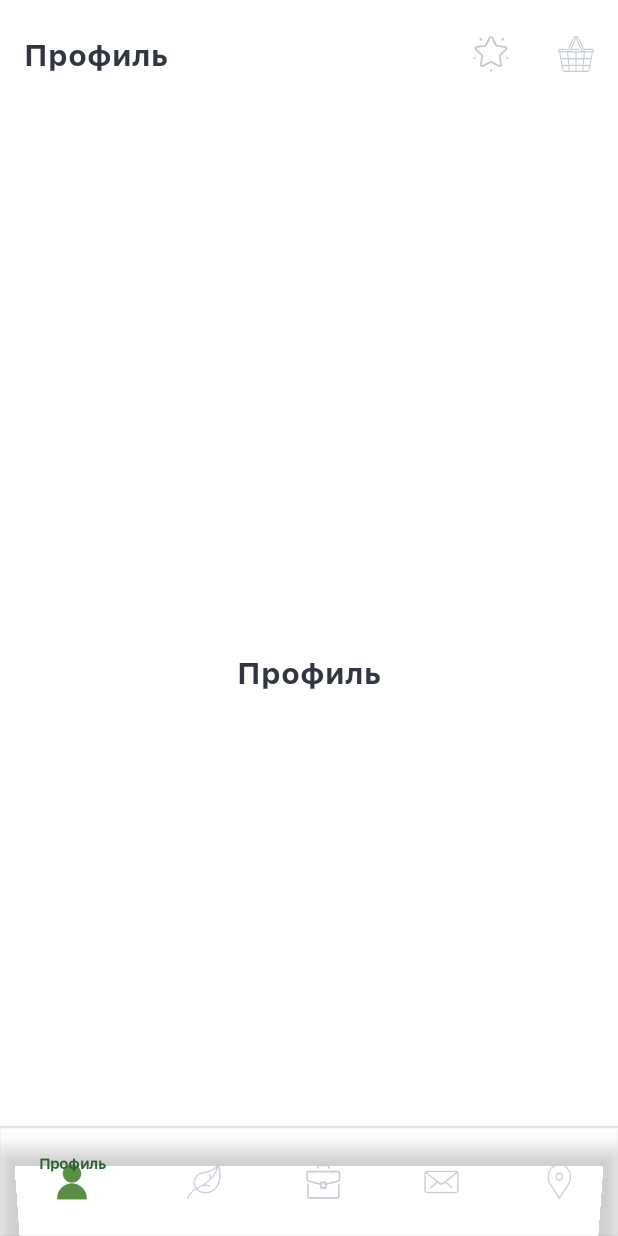
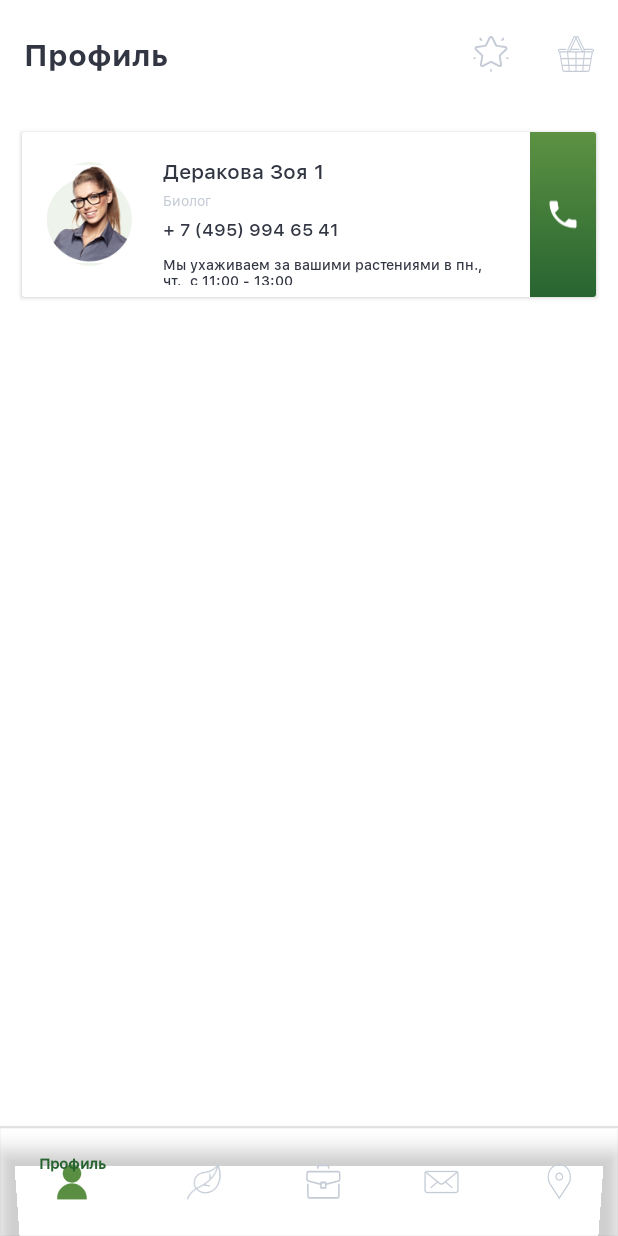
Before and after one commit to epifanov-lab/GreenPremium, an Android app: the ProfileFragment screen opened directly, with no data from a screen before it, on a phone screen of 412 x 824 dp. Run offline under Robolectric (Android 15) with nearby library versions, the phone set to English and light mode, and no system bars; plain views replace RealtimeBlurView.

Commit message:
profile st.1: ContactItem view & layout, contacts carousel

```diff
--- /dev/null
+++ b/app/src/main/java/com/lab/greenpremium/data/entity/Contact.kt
@@ -0,0 +1,4 @@
+package com.lab.greenpremium.data.entity
+
+
+data class Contact(val name: String, val post: String, val phone: String, val info: String)
--- a/app/src/main/java/com/lab/greenpremium/data/entity/Plant.kt
+++ b/app/src/main/java/com/lab/greenpremium/data/entity/Plant.kt
@@ -30,15 +30,7 @@ data class Plant(val name: String, val info1: String, val info2: String,
                 }
                 return LIVING
             }
-
         }
     }
-/*    enum class Type {
-        REGULAR, HEIGHT_CHOICE;
-
-        companion object {
-
-        }
-    }*/
 
 }
--- /dev/null
+++ b/app/src/main/java/com/lab/greenpremium/ui/customview/item/ContactItemView.kt
@@ -0,0 +1,52 @@
+package com.lab.greenpremium.ui.customview.item
+
+import android.content.Context
+import android.content.Intent
+import android.net.Uri
+import android.util.AttributeSet
+import android.view.LayoutInflater
+import android.widget.LinearLayout
+import android.widget.RelativeLayout
+import com.lab.greenpremium.R
+import com.lab.greenpremium.data.entity.Contact
+import kotlinx.android.synthetic.main.view_item_contact.view.*
+
+
+class ContactItemView : RelativeLayout {
+
+    private lateinit var contact: Contact
+
+    constructor(context: Context) : this(context, null)
+
+    constructor(context: Context, attrs: AttributeSet?) : this(context, attrs, 0)
+
+    constructor(context: Context, attrs: AttributeSet?, defStyleAttr: Int) : super(context, attrs, defStyleAttr) {
+
+        LayoutInflater.from(context).inflate(R.layout.view_item_contact, this, true)
+
+        button_call.setOnClickListener {
+            contact?.phone?.let {
+                val intent = Intent(Intent.ACTION_DIAL)
+                intent.data = Uri.parse("tel:$it")
+                context.startActivity(intent)
+            }
+        }
+    }
+
+    fun setData(contact: Contact) {
+        this.contact = contact
+
+        text_name.text = contact.name
+        text_post.text = contact.post
+        text_phone.text = contact.phone
+        text_info.text = contact.info
+    }
+
+    fun setMargins(left: Int, top: Int, right: Int, bottom: Int) {
+        val p = LinearLayout.LayoutParams(LinearLayout.LayoutParams(
+                LinearLayout.LayoutParams.MATCH_PARENT, LinearLayout.LayoutParams.WRAP_CONTENT))
+        p.setMargins(left, top, right, bottom)
+        this.layoutParams = p
+        this.requestLayout()
+    }
+}
--- a/app/src/main/java/com/lab/greenpremium/ui/customview/PlantItemView.kt
+++ b/app/src/main/java/com/lab/greenpremium/ui/customview/item/PlantItemView.kt
@@ -1,4 +1,4 @@
-package com.lab.greenpremium.ui.customview
+package com.lab.greenpremium.ui.customview.item
 
 import android.content.Context
 import android.util.AttributeSet
@@ -17,7 +17,7 @@ const val MIN_COUNT = 0
 
 class PlantItemView : RelativeLayout {
 
-    private var count: Int = MIN_COUNT
+    private lateinit var plant: Plant
 
     constructor(context: Context) : this(context, null)
 
@@ -27,14 +27,22 @@ class PlantItemView : RelativeLayout {
 
         LayoutInflater.from(context).inflate(R.layout.view_item_plant, this, true)
 
-        button_add.setOnClickListener { setCounter(++count) }
-        button_remove.setOnClickListener { setCounter(--count) }
+        button_add.setOnClickListener { setCounter(++plant.count) }
+        button_remove.setOnClickListener { setCounter(--plant.count) }
 
     }
 
-    private fun setCounter(n: Int) {
-        count = if (n < 0) 0 else n
-        text_counter.text = count.toString()
+    fun setData(plant: Plant) {
+        this.plant = plant
+
+        text_name.text = plant.name
+        text_info_1.text = plant.info1
+        text_info_2.text = plant.info2
+        text_price.text = currencyFormat(plant.price)
+        text_discount.text = currencyFormat(plant.discount)
+
+        updateByType(plant.type)
+        setCounter(plant.count)
     }
 
     private fun updateByType(type: Plant.Type) {
@@ -50,21 +58,15 @@ class PlantItemView : RelativeLayout {
         }
     }
 
+    private fun setCounter(n: Int) {
+        plant.count = if (n < 0) 0 else n
+        text_counter.text = plant.count.toString()
+    }
+
     private fun showHeightSelector(enabled : Boolean) {
         height_selector.visibility = if (enabled) View.VISIBLE else View.GONE
         space.visibility = if (enabled) View.VISIBLE else View.GONE
         height_selector.text = "15 м" //TODO прибрать
-    }
-
-
-    fun setData(plant: Plant) {
-        text_name.text = plant.name
-        text_info_1.text = plant.info1
-        text_info_2.text = plant.info2
-        text_price.text = currencyFormat(plant.price)
-        text_discount.text = currencyFormat(plant.discount)
-        updateByType(plant.type)
-        setCounter(count)
     }
 
     fun setMargins(left: Int, top: Int, right: Int, bottom: Int) {
--- /dev/null
+++ b/app/src/main/java/com/lab/greenpremium/ui/screen/main/contacts/ContactsRecyclerAdapter.kt
@@ -0,0 +1,52 @@
+package com.lab.greenpremium.ui.screen.main.contacts
+
+import android.support.v7.widget.LinearLayoutManager
+import android.support.v7.widget.LinearLayoutManager.HORIZONTAL
+import android.support.v7.widget.LinearLayoutManager.VERTICAL
+import android.support.v7.widget.RecyclerView
+import android.view.ViewGroup
+import com.lab.greenpremium.data.entity.Contact
+import com.lab.greenpremium.data.entity.Plant
+import com.lab.greenpremium.ui.customview.item.ContactItemView
+import com.lab.greenpremium.ui.customview.item.PlantItemView
+
+
+class ContactsRecyclerAdapter(private val list: List<Contact>, private val orientation: Int = LinearLayoutManager.VERTICAL, private val margin: Int?) : RecyclerView.Adapter<ContactsRecyclerAdapter.ViewHolder>() {
+
+    override fun onCreateViewHolder(parent: ViewGroup, viewType: Int): ViewHolder {
+        val view = ContactItemView(parent.context)
+        view.layoutParams = ViewGroup.LayoutParams(ViewGroup.LayoutParams.MATCH_PARENT, ViewGroup.LayoutParams.WRAP_CONTENT)
+        return ViewHolder(view)
+    }
+
+    override fun onBindViewHolder(holder: ViewHolder, position: Int) {
+        holder.view.setData(list[position])
+
+        if (margin != null) {
+
+            if (orientation == VERTICAL) {
+                holder.view.setMargins(
+                        margin / 2,
+                        margin / 2,
+                        margin / 2,
+                        if (position == list.lastIndex) margin * 3 else margin / 2
+                )
+
+            } else if (orientation == HORIZONTAL) {
+                holder.view.setMargins(
+                        margin / 2,
+                        margin / 2,
+                        margin / 2,
+                        margin / 2
+                )
+            }
+        }
+
+    }
+
+    override fun getItemCount(): Int {
+        return list.size
+    }
+
+    class ViewHolder(val view: ContactItemView) : RecyclerView.ViewHolder(view)
+}
--- a/app/src/main/java/com/lab/greenpremium/ui/screen/main/plants/PlantFragment.kt
+++ b/app/src/main/java/com/lab/greenpremium/ui/screen/main/plants/PlantFragment.kt
@@ -2,7 +2,6 @@ package com.lab.greenpremium.ui.screen.main.plants
 
 import com.lab.greenpremium.R
 import com.lab.greenpremium.ui.base.BaseFragment
-import com.lab.greenpremium.ui.screen.main.plants.adapters.PlantsPagerAdapter
 import kotlinx.android.synthetic.main.fragment_plants.*
 
 class PlantFragment : BaseFragment() {
--- a/app/src/main/java/com/lab/greenpremium/ui/screen/main/plants/adapters/PlantRecyclerAdapter.kt
+++ b/app/src/main/java/com/lab/greenpremium/ui/screen/main/plants/PlantRecyclerAdapter.kt
@@ -1,9 +1,9 @@
-package com.lab.greenpremium.ui.screen.main.plants.adapters
+package com.lab.greenpremium.ui.screen.main.plants
 
 import android.support.v7.widget.RecyclerView
 import android.view.ViewGroup
 import com.lab.greenpremium.data.entity.Plant
-import com.lab.greenpremium.ui.customview.PlantItemView
+import com.lab.greenpremium.ui.customview.item.PlantItemView
 
 
 class PlantRecyclerAdapter(private val list: List<Plant>, private val margin: Int?) : RecyclerView.Adapter<PlantRecyclerAdapter.ViewHolder>() {
--- a/app/src/main/java/com/lab/greenpremium/ui/screen/main/plants/PlantSubFragment.kt
+++ b/app/src/main/java/com/lab/greenpremium/ui/screen/main/plants/PlantSubFragment.kt
@@ -7,7 +7,6 @@ import com.lab.greenpremium.KEY_TYPE
 import com.lab.greenpremium.R
 import com.lab.greenpremium.data.entity.Plant
 import com.lab.greenpremium.ui.base.BaseFragment
-import com.lab.greenpremium.ui.screen.main.plants.adapters.PlantRecyclerAdapter
 import com.lab.greenpremium.utills.getMockPlantList
 import kotlinx.android.synthetic.main.sub_fragment_plants.*
 
@@ -38,7 +37,7 @@ class PlantSubFragment : BaseFragment() {
         type = Plant.Type.values()[arguments!!.getInt(KEY_TYPE)]
 
         recycler.layoutManager = LinearLayoutManager(context, LinearLayout.VERTICAL, false)
-        recycler.adapter = PlantRecyclerAdapter (getMockPlantList(type == Plant.Type.BIG),
+        recycler.adapter = PlantRecyclerAdapter(getMockPlantList(type == Plant.Type.BIG),
                 context?.resources?.getDimension(R.dimen.space_medium_2)?.toInt())
     }
 }
--- a/app/src/main/java/com/lab/greenpremium/ui/screen/main/plants/adapters/PlantsPagerAdapter.kt
+++ b/app/src/main/java/com/lab/greenpremium/ui/screen/main/plants/PlantsPagerAdapter.kt
@@ -1,4 +1,4 @@
-package com.lab.greenpremium.ui.screen.main.plants.adapters
+package com.lab.greenpremium.ui.screen.main.plants
 
 
 import android.content.Context
@@ -6,7 +6,6 @@ import android.support.v4.app.Fragment
 import android.support.v4.app.FragmentManager
 import android.support.v4.app.FragmentStatePagerAdapter
 import com.lab.greenpremium.data.entity.Plant
-import com.lab.greenpremium.ui.screen.main.plants.PlantSubFragment
 
 class PlantsPagerAdapter(fm: FragmentManager?, private val context: Context?) : FragmentStatePagerAdapter(fm) {
 
--- a/app/src/main/java/com/lab/greenpremium/ui/screen/main/profile/ProfileFragment.kt
+++ b/app/src/main/java/com/lab/greenpremium/ui/screen/main/profile/ProfileFragment.kt
@@ -1,7 +1,11 @@
 package com.lab.greenpremium.ui.screen.main.profile
 
+import android.support.v7.widget.LinearLayoutManager
 import com.lab.greenpremium.R
 import com.lab.greenpremium.ui.base.BaseFragment
+import com.lab.greenpremium.ui.screen.main.contacts.ContactsRecyclerAdapter
+import com.lab.greenpremium.utills.getMockContactList
+import kotlinx.android.synthetic.main.fragment_profile.*
 
 
 class ProfileFragment : BaseFragment() {
@@ -19,6 +23,8 @@ class ProfileFragment : BaseFragment() {
     }
 
     override fun initViews() {
-        //TODO impl
+        recycler.layoutManager = LinearLayoutManager(context, LinearLayoutManager.HORIZONTAL, false)
+        recycler.adapter = ContactsRecyclerAdapter(getMockContactList(), LinearLayoutManager.HORIZONTAL,
+                context?.resources?.getDimension(R.dimen.space_medium_2)?.toInt())
     }
 }
--- a/app/src/main/java/com/lab/greenpremium/utills/MockGeneratorUtil.kt
+++ b/app/src/main/java/com/lab/greenpremium/utills/MockGeneratorUtil.kt
@@ -1,5 +1,6 @@
 package com.lab.greenpremium.utills
 
+import com.lab.greenpremium.data.entity.Contact
 import com.lab.greenpremium.data.entity.Plant
 
 
@@ -18,3 +19,17 @@ fun getMockPlantList(enableSelector : Boolean = false) : List<Plant> {
 
     return result
 }
+
+fun getMockContactList() : List<Contact> {
+    val result : ArrayList<Contact> = ArrayList()
+
+    for (i in 1..9) {
+        val name = "Деракова Зоя $i"
+        val post = "Биолог"
+        val phone = "+ 7 (495) 994 65 4$i"
+        val info = "Мы ухаживаем за вашими растениями в пн., чт., с 11:00 - 13:00"
+        result.add(Contact(name, post, phone, info))
+    }
+
+    return result
+}
--- /dev/null
+++ b/app/src/main/res/drawable/ic_phone.xml
@@ -0,0 +1,9 @@
+<vector xmlns:android="http://schemas.android.com/apk/res/android"
+        android:width="24dp"
+        android:height="24dp"
+        android:viewportWidth="24.0"
+        android:viewportHeight="24.0">
+    <path
+        android:fillColor="#fff"
+        android:pathData="M6.62,10.79c1.44,2.83 3.76,5.14 6.59,6.59l2.2,-2.2c0.27,-0.27 0.67,-0.36 1.02,-0.24 1.12,0.37 2.33,0.57 3.57,0.57 0.55,0 1,0.45 1,1V20c0,0.55 -0.45,1 -1,1 -9.39,0 -17,-7.61 -17,-17 0,-0.55 0.45,-1 1,-1h3.5c0.55,0 1,0.45 1,1 0,1.25 0.2,2.45 0.57,3.57 0.11,0.35 0.03,0.74 -0.25,1.02l-2.2,2.2z"/>
+</vector>
--- a/app/src/main/res/layout/fragment_profile.xml
+++ b/app/src/main/res/layout/fragment_profile.xml
@@ -4,14 +4,10 @@
     android:layout_height="match_parent"
     android:background="@color/white">
 
-    <TextView
-        android:id="@+id/test"
+    <android.support.v7.widget.RecyclerView
+        android:id="@+id/recycler"
         android:layout_width="match_parent"
-        android:layout_height="match_parent"
-        android:fontFamily="@font/sfuitext_bold"
-        android:gravity="center"
-        android:text="@string/title_profile"
-        android:textColor="@color/black"
-        android:textSize="@dimen/font_size_20" />
+        android:layout_height="wrap_content"
+        android:clipToPadding="false"/>
 
 </RelativeLayout>
--- /dev/null
+++ b/app/src/main/res/layout/view_item_contact.xml
@@ -0,0 +1,109 @@
+<?xml version="1.0" encoding="utf-8"?>
+<android.support.v7.widget.CardView xmlns:android="http://schemas.android.com/apk/res/android"
+    xmlns:app="http://schemas.android.com/apk/res-auto"
+    xmlns:tools="http://schemas.android.com/tools"
+    android:layout_width="match_parent"
+    android:layout_height="wrap_content"
+    android:elevation="@dimen/elevation"
+    app:cardUseCompatPadding="true">
+
+    <RelativeLayout
+        android:id="@+id/container_main"
+        android:layout_width="match_parent"
+        android:layout_height="@dimen/item_plant_height"
+        android:background="@color/white">
+
+        <RelativeLayout
+            android:id="@+id/container_image"
+            android:layout_width="@dimen/item_plant_image_container_width"
+            android:layout_height="match_parent">
+
+            <ImageView
+                android:id="@+id/image"
+                android:layout_width="@dimen/item_plant_image_bcg_circle_size"
+                android:layout_height="@dimen/item_contact_image_bcg_circle_size"
+                android:layout_centerInParent="true"
+                android:src="@drawable/dummy_img_contact"
+                android:background="@drawable/bcg_circle_plant" />
+
+        </RelativeLayout>
+
+        <RelativeLayout
+            android:id="@+id/container_info"
+            android:layout_width="match_parent"
+            android:layout_height="match_parent"
+            android:layout_toLeftOf="@id/container_controls"
+            android:layout_toRightOf="@id/container_image"
+            android:layout_marginLeft="@dimen/space_small_1"
+            android:paddingRight="@dimen/space_small_4"
+            android:paddingTop="@dimen/space_small_4">
+
+            <TextView
+                android:id="@+id/text_name"
+                android:layout_width="match_parent"
+                android:layout_height="wrap_content"
+                android:layout_marginBottom="@dimen/space_small_1"
+                android:fontFamily="@font/sfuitext_medium"
+                android:gravity="center_vertical"
+                android:textColor="@color/black"
+                android:textSize="@dimen/font_size_14"
+                tools:text="Деракова Зоя" />
+
+            <TextView
+                android:id="@+id/text_post"
+                android:layout_width="match_parent"
+                android:layout_height="wrap_content"
+                android:layout_below="@id/text_name"
+                android:layout_marginBottom="@dimen/space_small_1"
+                android:fontFamily="@font/sfuitext_regular"
+                android:gravity="center_vertical"
+                android:textColor="@color/gray_light_1"
+                android:textSize="@dimen/font_size_9"
+                tools:text="Биолог" />
+
+            <TextView
+                android:id="@+id/text_phone"
+                android:layout_width="match_parent"
+                android:layout_height="wrap_content"
+                android:layout_marginBottom="@dimen/space_small_2"
+                android:fontFamily="@font/sfuitext_medium"
+                android:gravity="center_vertical"
+                android:textColor="@color/black"
+                android:textSize="@dimen/font_size_12"
+                android:layout_below="@id/text_post"
+                tools:text="+ 7 (495) 994 65 45"/>
+
+            <TextView
+                android:id="@+id/text_info"
+                android:layout_width="match_parent"
+                android:layout_height="wrap_content"
+                android:layout_marginBottom="@dimen/space_small_2"
+                android:fontFamily="@font/sfuitext_medium"
+                android:gravity="center_vertical"
+                android:textColor="@color/black"
+                android:textSize="@dimen/font_size_9"
+                android:layout_below="@id/text_phone"
+                tools:text="Мы ухаживаем за вашими растениями в пн., чт., с 11:00 - 13:00"/>
+
+        </RelativeLayout>
+
+        <LinearLayout
+            android:id="@+id/container_controls"
+            android:layout_width="@dimen/item_plant_controls_width"
+            android:layout_height="match_parent"
+            android:layout_alignParentRight="true"
+            android:background="@drawable/bcg_button_green_vertical"
+            android:gravity="center_horizontal"
+            android:orientation="vertical">
+
+            <ImageView
+                android:id="@+id/button_call"
+                android:layout_width="wrap_content"
+                android:layout_height="match_parent"
+                android:src="@drawable/ic_phone" />
+
+        </LinearLayout>
+
+    </RelativeLayout>
+
+</android.support.v7.widget.CardView>
--- a/app/src/main/res/values/dimens.xml
+++ b/app/src/main/res/values/dimens.xml
@@ -30,7 +30,7 @@
     <dimen name="font_size_7">7sp</dimen>
     <dimen name="font_size_9">9sp</dimen>
     <dimen name="font_size_10">10sp</dimen>
-    <dimen name="font_size_12">14sp</dimen>
+    <dimen name="font_size_12">12sp</dimen>
     <dimen name="font_size_14">14sp</dimen>
     <dimen name="font_size_18">18sp</dimen>
     <dimen name="font_size_20">20sp</dimen>
@@ -47,6 +47,7 @@
     <dimen name="item_plant_height">110dp</dimen>
     <dimen name="item_plant_image_container_width">90dp</dimen>
     <dimen name="item_plant_image_bcg_circle_size">58dp</dimen>
+    <dimen name="item_contact_image_bcg_circle_size">69dp</dimen>
     <dimen name="item_plant_controls_width">44dp</dimen>
 
     <dimen name="line_thickness">3dp</dimen>
```
Also changed, not shown: app/src/main/res/drawable-hdpi/dummy_img_contact.jpg (added), app/src/main/res/drawable-mdpi/dummy_img_contact.jpg (added), app/src/main/res/drawable-xhdpi/dummy_img_contact.jpg (added), app/src/main/res/drawable-xxhdpi/dummy_img_contact.jpg (added), app/src/main/res/drawable-xxxhdpi/dummy_img_contact.jpg (added).
